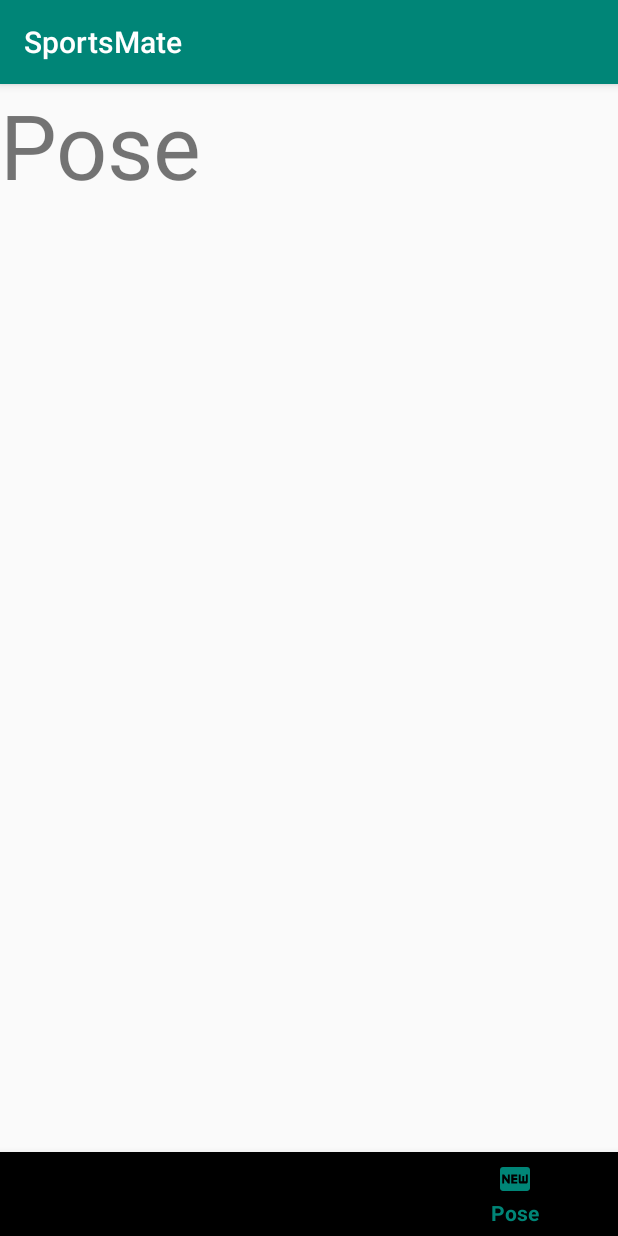
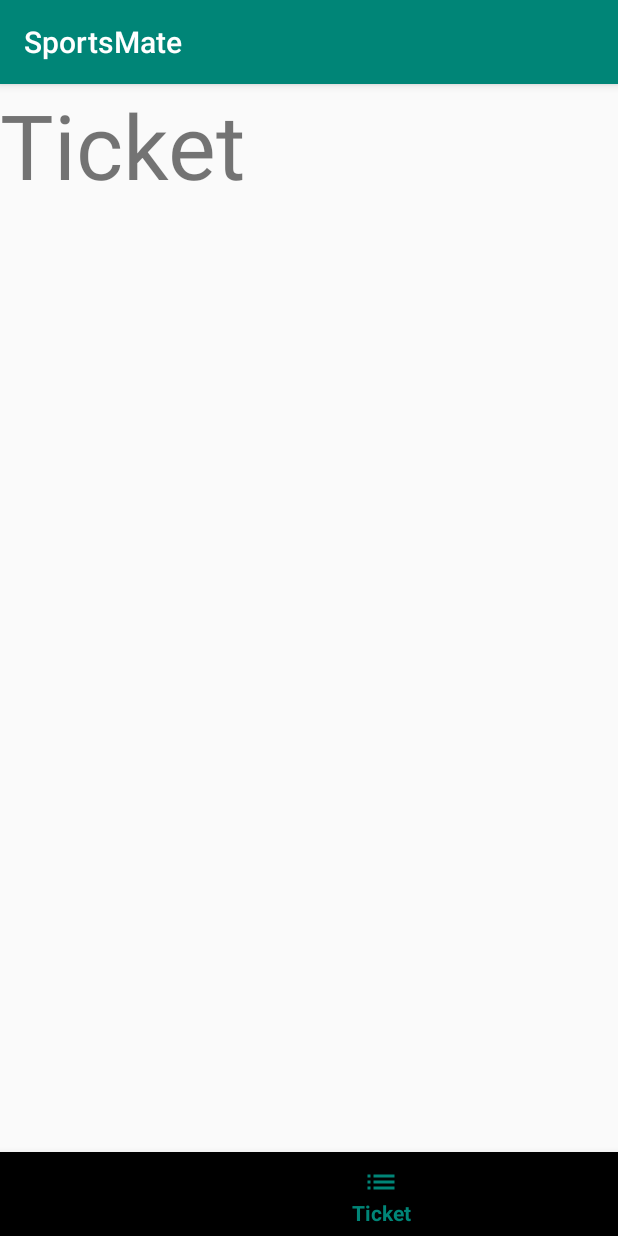
Before and after one commit to hujianrui/Capstone, an Android app: the HomeActivity screen opened directly, with no data from a screen before it, item 3 of the bottom bar chosen, on a phone screen of 412 x 824 dp. Run offline under Robolectric (Android 15) with nearby library versions, the phone set to English and light mode, and no system bars.

Commit message:
ticket page update

```diff
--- a/SportsMate/app/src/main/java/com/capstone/sportsmate/HomeActivity.java
+++ b/SportsMate/app/src/main/java/com/capstone/sportsmate/HomeActivity.java
@@ -1,5 +1,6 @@
 package com.capstone.sportsmate;
 
+import android.content.Intent;
 import android.support.annotation.NonNull;
 import android.support.design.widget.BottomNavigationView;
 import android.support.v4.app.Fragment;
@@ -32,19 +33,27 @@ public class HomeActivity extends AppCompatActivity {
             switch (menuItem.getItemId()){
                 case R.id.nav_profile:
                     selectedFragment = new ProfileFragment();
+                    getSupportFragmentManager().beginTransaction().replace(R.id.main_fragment,
+                            selectedFragment).commit();
                     break;
 
                 case R.id.nav_home:
                     selectedFragment = new ListFragment();
-
+                    getSupportFragmentManager().beginTransaction().replace(R.id.main_fragment,
+                            selectedFragment).commit();
                     break;
 
-                case R.id.nav_pose:
-                    selectedFragment = new PoseFragment();
+                case R.id.nav_ticket:
+                    selectedFragment = new TicketFragment();
+                    getSupportFragmentManager().beginTransaction().replace(R.id.main_fragment,
+                            selectedFragment).commit();
+                    break;
+
+                case R.id.nav_logout:
+                    Intent messageIntent = new Intent(HomeActivity.this, LoginActivity.class);
+                    startActivity(messageIntent);
                     break;
             }
-            getSupportFragmentManager().beginTransaction().replace(R.id.main_fragment,
-                    selectedFragment).commit();
             return true;
         }
     };
--- /dev/null
+++ b/SportsMate/app/src/main/java/com/capstone/sportsmate/TicketFragment.java
@@ -0,0 +1,29 @@
+package com.capstone.sportsmate;
+
+
+import android.os.Bundle;
+import android.support.v4.app.Fragment;
+import android.view.LayoutInflater;
+import android.view.View;
+import android.view.ViewGroup;
+
+
+/**
+ * A simple {@link Fragment} subclass.
+ */
+public class TicketFragment extends Fragment {
+
+
+    public TicketFragment() {
+        // Required empty public constructor
+    }
+
+
+    @Override
+    public View onCreateView(LayoutInflater inflater, ViewGroup container,
+                             Bundle savedInstanceState) {
+        // Inflate the layout for this fragment
+        return inflater.inflate(R.layout.fragment_ticket, container, false);
+    }
+
+}
--- /dev/null
+++ b/SportsMate/app/src/main/res/drawable/ic_logout_black_24dp.xml
@@ -0,0 +1,9 @@
+<vector xmlns:android="http://schemas.android.com/apk/res/android"
+        android:width="24dp"
+        android:height="24dp"
+        android:viewportWidth="24.0"
+        android:viewportHeight="24.0">
+    <path
+        android:fillColor="#FF000000"
+        android:pathData="M12.5,8c-2.65,0 -5.05,0.99 -6.9,2.6L2,7v9h9l-3.62,-3.62c1.39,-1.16 3.16,-1.88 5.12,-1.88 3.54,0 6.55,2.31 7.6,5.5l2.37,-0.78C21.08,11.03 17.15,8 12.5,8z"/>
+</vector>
--- a/SportsMate/app/src/main/res/drawable/ic_pose_black_24dp.xml
+++ /dev/null
@@ -1,9 +0,0 @@
-<vector xmlns:android="http://schemas.android.com/apk/res/android"
-        android:width="24dp"
-        android:height="24dp"
-        android:viewportWidth="24.0"
-        android:viewportHeight="24.0">
-    <path
-        android:fillColor="#FF000000"
-        android:pathData="M20,4L4,4c-1.11,0 -1.99,0.89 -1.99,2L2,18c0,1.11 0.89,2 2,2h16c1.11,0 2,-0.89 2,-2L22,6c0,-1.11 -0.89,-2 -2,-2zM8.5,15L7.3,15l-2.55,-3.5L4.75,15L3.5,15L3.5,9h1.25l2.5,3.5L7.25,9L8.5,9v6zM13.5,10.26L11,10.26v1.12h2.5v1.26L11,12.64v1.11h2.5L13.5,15h-4L9.5,9h4v1.26zM20.5,14c0,0.55 -0.45,1 -1,1h-4c-0.55,0 -1,-0.45 -1,-1L14.5,9h1.25v4.51h1.13L16.88,9.99h1.25v3.51h1.12L19.25,9h1.25v5z"/>
-</vector>
--- /dev/null
+++ b/SportsMate/app/src/main/res/drawable/ic_ticket_black_24dp.xml
@@ -0,0 +1,9 @@
+<vector xmlns:android="http://schemas.android.com/apk/res/android"
+        android:width="24dp"
+        android:height="24dp"
+        android:viewportWidth="24.0"
+        android:viewportHeight="24.0">
+    <path
+        android:fillColor="#FF000000"
+        android:pathData="M3,13h2v-2L3,11v2zM3,17h2v-2L3,15v2zM3,9h2L5,7L3,7v2zM7,13h14v-2L7,11v2zM7,17h14v-2L7,15v2zM7,7v2h14L21,7L7,7z"/>
+</vector>
--- /dev/null
+++ b/SportsMate/app/src/main/res/layout/fragment_ticket.xml
@@ -0,0 +1,14 @@
+<?xml version="1.0" encoding="utf-8"?>
+<FrameLayout xmlns:android="http://schemas.android.com/apk/res/android"
+    xmlns:tools="http://schemas.android.com/tools"
+    android:layout_width="match_parent"
+    android:layout_height="match_parent"
+    tools:context=".TicketFragment">
+
+    <TextView
+        android:layout_width="match_parent"
+        android:layout_height="match_parent"
+        android:text="Ticket"
+        android:textSize="60sp"/>
+
+</FrameLayout>
--- a/SportsMate/app/src/main/res/menu/bottom_navigation.xml
+++ b/SportsMate/app/src/main/res/menu/bottom_navigation.xml
@@ -12,8 +12,13 @@
         android:title="Home" />
 
     <item
-        android:id = "@+id/nav_pose"
-        android:icon="@drawable/ic_pose_black_24dp"
-        android:title="Pose" />
+        android:id = "@+id/nav_ticket"
+        android:icon="@drawable/ic_ticket_black_24dp"
+        android:title="Ticket" />
+
+    <item
+        android:id = "@+id/nav_logout"
+        android:icon="@drawable/ic_logout_black_24dp"
+        android:title="Logout" />
 
 </menu>
```
Also changed, not shown: SportsMate/app/src/main/java/com/capstone/sportsmate/ProfileCreateFragment.java (added, +29 -0 lines), SportsMate/app/src/main/res/layout/fragment_pose.xml (+28 -5 lines), SportsMate/app/src/main/res/layout/fragment_profile_create.xml (added, +71 -0 lines).
